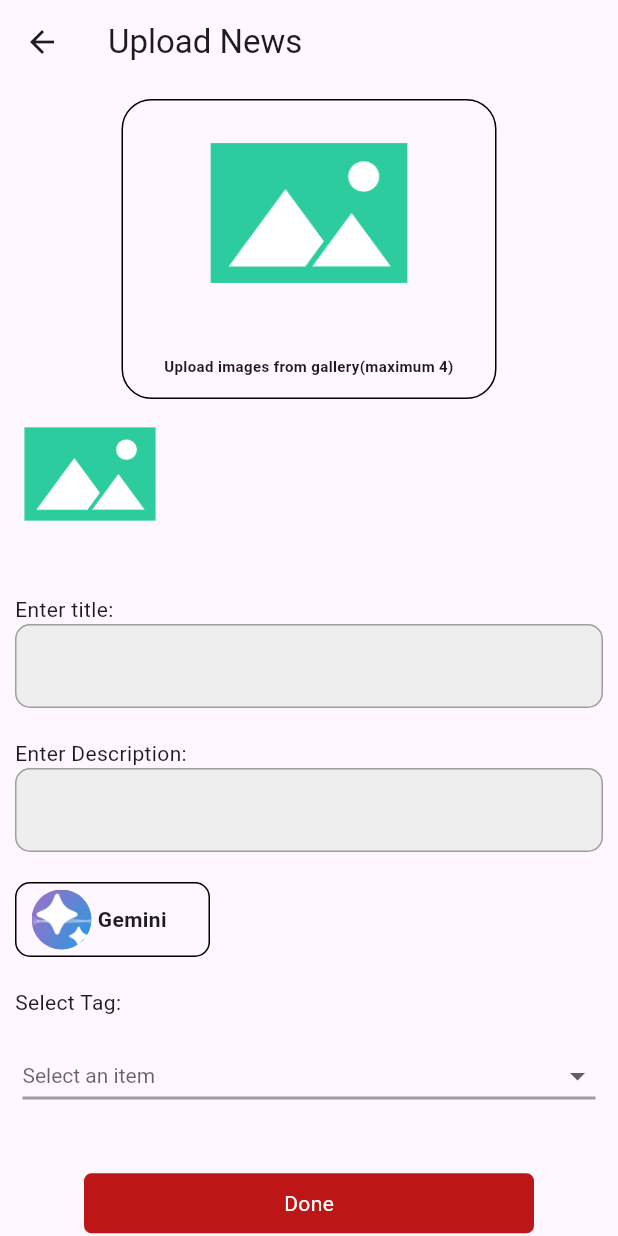
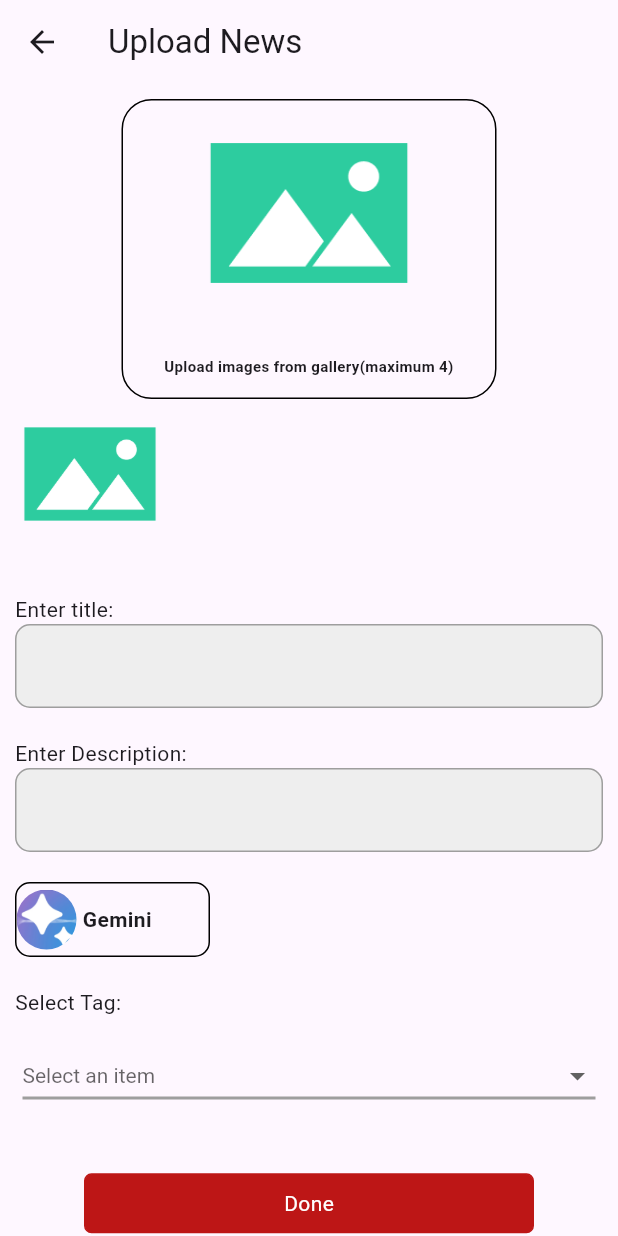
Before and after one commit to Zimal2/ai_news_caster, a Flutter app: the UploadNews screen opened directly with empty values, on a phone screen of 412 x 824 dp. Run offline on Flutter 3.47's test engine with Material 3 defaults, Android fonts, the phone set to English and light mode, and no system bars; our stand-ins replace carousel_slider, cloud_firestore, firebase_auth, firebase_core, firebase_storage, flutter_tts and 4 more; accounts and stored records are empty.

Commit message:
random for gemni

```diff
--- a/lib/ui/admin side/uploadnews.dart
+++ b/lib/ui/admin side/uploadnews.dart
@@ -82,7 +82,7 @@ class _UploadNewsState extends State<UploadNews> {
                 Row(
                   children: [
                     // Display previously selected images
-    for (int i = 0; i <widget.selectedImages.length; i++)
+                    for (int i = 0; i < widget.selectedImages.length; i++)
                       Image.file(
                         widget.selectedImages[i]!,
                         height: MediaQuery.of(context).size.height * 0.12,
@@ -98,9 +98,10 @@ Row(
 
                           methodsProvider.pickImage(context).then((image) {
                             // Update the selected images list with the newly picked image
-            if (methodsProvider.image  != null) {
+                            if (methodsProvider.image != null) {
                               setState(() {
-                widget.selectedImages.add(methodsProvider.image );
+                                widget.selectedImages
+                                    .add(methodsProvider.image);
                               });
                             }
                           });
@@ -113,7 +114,6 @@ Row(
                       ),
                   ],
                 ),
-
 
                 SizedBox(
                   height: 10,
@@ -170,24 +170,22 @@ Row(
                 SizedBox(
                   height: 20,
                 ),
-                //gemini option
+                //chatgpt option
                 GestureDetector(
                   onTap: () => Navigator.push(
                       context,
                       MaterialPageRoute(
                         builder: (context) => Gemini(),
-                      ))
+                      )),
+
                   //  methodsProvider
                   //     .speak(methodsProvider.decriptionController.text),
-                  ,
                   child: Container(
                     height: 50,
                     width: 130,
                     decoration: BoxDecoration(
                         borderRadius: BorderRadius.circular(10.0),
                         border: Border.all(color: Colors.black)),
-                    child: Padding(
-                      padding: const EdgeInsets.only(left: 10),
                     child: Row(
                       children: [
                         Container(
@@ -204,10 +202,8 @@ Row(
                         SizedBox(
                           width: MediaQuery.of(context).size.width * 0.01,
                         ),
-                          sampleText(
-                              text: "Gemini", fontWeight: FontWeight.bold)
+                        sampleText(text: "Gemini", fontWeight: FontWeight.bold)
                       ],
-                      ),
                     ),
                   ),
                 ),
```
Lines whose indentation alone changed are shown as unchanged.
